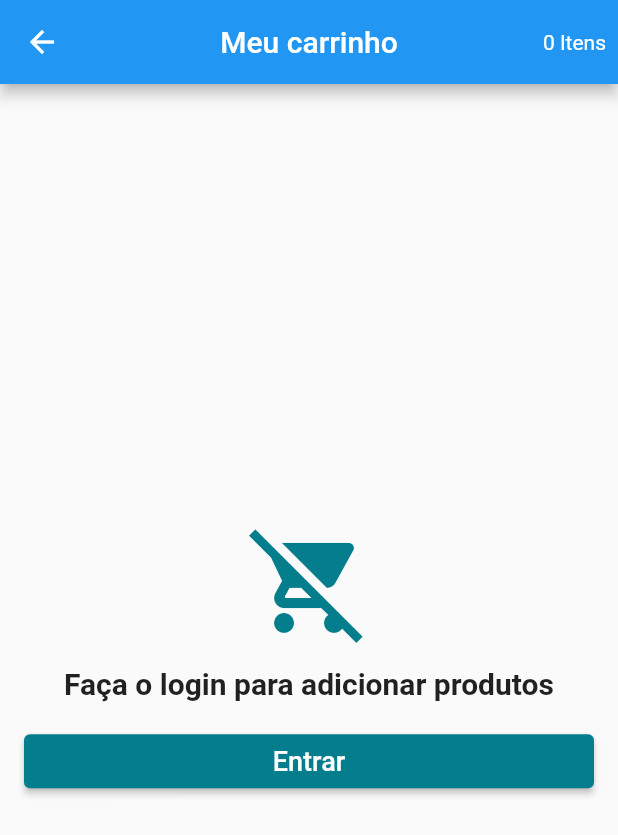
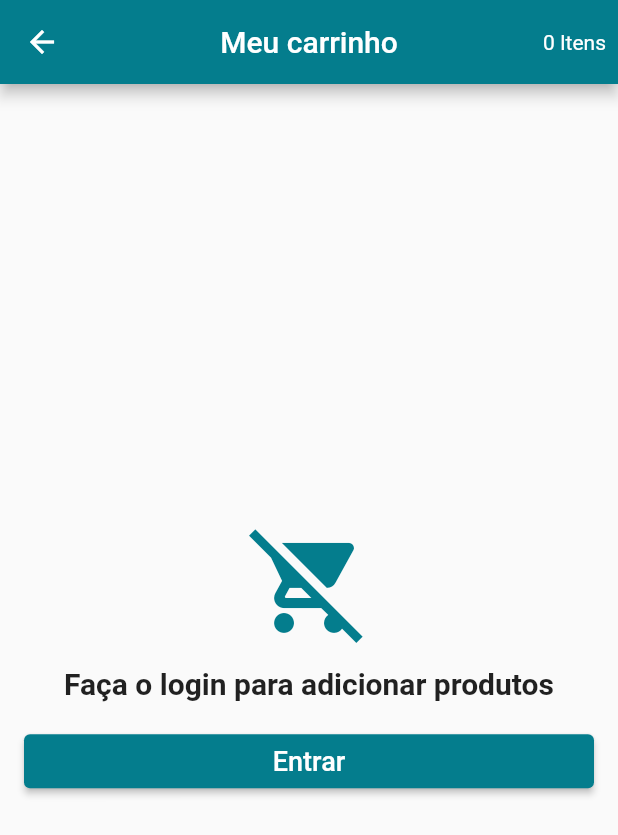
Before and after one commit to felipesouza91/flutter-store, a Flutter app: the CartScreen screen opened directly, on a phone screen of 412 x 824 dp. Shown: the top 835 px of the screen. Run offline on Flutter 3.47's test engine with Material 2 defaults, Android fonts, the phone set to English and light mode, and no system bars; our stand-ins replace carousel_slider, cloud_firestore, firebase_auth, firebase_core, transparent_image; accounts and stored records are empty.

```diff
--- /dev/null
+++ b/lib/componetns/required_login.dart
@@ -0,0 +1,49 @@
+import 'package:flutter/material.dart';
+import 'package:store/screens/login_screen.dart';
+
+class RequiredLogin extends StatelessWidget {
+  const RequiredLogin({Key? key, required this.description, required this.icon})
+      : super(key: key);
+  final String description;
+  final IconData icon;
+  @override
+  Widget build(BuildContext context) {
+    return Container(
+      padding: EdgeInsets.all(16),
+      child: Column(
+        crossAxisAlignment: CrossAxisAlignment.stretch,
+        mainAxisAlignment: MainAxisAlignment.center,
+        children: [
+          Icon(
+            icon,
+            size: 80,
+            color: Theme.of(context).primaryColor,
+          ),
+          Padding(
+            padding: EdgeInsets.symmetric(vertical: 16),
+            child: Text(
+              description,
+              textAlign: TextAlign.center,
+              style: TextStyle(fontSize: 20, fontWeight: FontWeight.bold),
+            ),
+          ),
+          ElevatedButton(
+            onPressed: () {
+              Navigator.of(context).push(MaterialPageRoute(
+                builder: (context) => LoginScreen(),
+              ));
+            },
+            style: ButtonStyle(
+              backgroundColor:
+                  MaterialStateProperty.all(Theme.of(context).primaryColor),
+            ),
+            child: Text(
+              "Entrar",
+              style: TextStyle(fontSize: 18, color: Colors.white),
+            ),
+          )
+        ],
+      ),
+    );
+  }
+}
--- a/lib/datas/cart_product.dart
+++ b/lib/datas/cart_product.dart
@@ -12,12 +12,13 @@ class CartProduct {
   CartProduct(this.category, this.productData, this.productId, this.quantity,
       this.size);
 
-  CartProduct.fromDocument(DocumentSnapshot<Map<String, dynamic>> document)
+  CartProduct.fromDocument(QueryDocumentSnapshot<Map<String, dynamic>> document)
       : id = document.id,
-        category = document.data()!['category'],
-        productId = document.data()!['productId'],
-        quantity = document.data()!["quantity"],
-        size = document.data()!["size"];
+        category = document.data()['category'],
+        productId = document.data()['productId'],
+        //productData = Product.fromDocument(document.data()['productData']),
+        quantity = document.data()["quantity"],
+        size = document.data()["size"];
 
   Map<String, dynamic> toMap() {
     return {
@@ -25,7 +26,7 @@ class CartProduct {
       "productId": productId,
       "quantity": quantity,
       "size": size,
-      //"productData": productData.toResumeMap()
+      "productData": productData!.toResumeMap()
     };
   }
 }
--- a/lib/datas/product.dart
+++ b/lib/datas/product.dart
@@ -20,7 +20,6 @@ class Product {
   Map<String, dynamic> toResumeMap() {
     return {
       "title": title,
-      "description": description,
       "price": price,
     };
   }
--- a/lib/screens/cart_screen.dart
+++ b/lib/screens/cart_screen.dart
@@ -3,9 +3,10 @@ import 'package:scoped_model/scoped_model.dart';
 import 'package:store/componetns/cart_product_tile.dart';
 import 'package:store/componetns/cart_resume.dart';
 import 'package:store/componetns/discount_cart.dart';
+import 'package:store/componetns/required_login.dart';
 import 'package:store/componetns/ship_card.dart';
 import 'package:store/models/cart_model.dart';
-import 'package:store/screens/login_screen.dart';
+import 'package:store/screens/order_screen.dart';
 
 class CartScreen extends StatelessWidget {
   const CartScreen({Key? key}) : super(key: key);
@@ -15,6 +16,7 @@ class CartScreen extends StatelessWidget {
     return Scaffold(
       appBar: AppBar(
         title: Text("Meu carrinho"),
+        backgroundColor: Theme.of(context).primaryColor,
         centerTitle: true,
         actions: [
           Container(
@@ -34,43 +36,9 @@ class CartScreen extends StatelessWidget {
           if (model.isLoading && model.user.isLoggedIn()) {
             return Center(child: CircularProgressIndicator());
           } else if (!model.user.isLoggedIn()) {
-            return Container(
-              padding: EdgeInsets.all(16),
-              child: Column(
-                crossAxisAlignment: CrossAxisAlignment.stretch,
-                mainAxisAlignment: MainAxisAlignment.center,
-                children: [
-                  Icon(
-                    Icons.remove_shopping_cart,
-                    size: 80,
-                    color: Theme.of(context).primaryColor,
-                  ),
-                  Padding(
-                    padding: EdgeInsets.symmetric(vertical: 16),
-                    child: Text(
-                      "Faça o login para adicionar produtos",
-                      textAlign: TextAlign.center,
-                      style:
-                          TextStyle(fontSize: 20, fontWeight: FontWeight.bold),
-                    ),
-                  ),
-                  ElevatedButton(
-                    onPressed: () {
-                      Navigator.of(context).push(MaterialPageRoute(
-                        builder: (context) => LoginScreen(),
-                      ));
-                    },
-                    style: ButtonStyle(
-                      backgroundColor: MaterialStateProperty.all(
-                          Theme.of(context).primaryColor),
-                    ),
-                    child: Text(
-                      "Entrar",
-                      style: TextStyle(fontSize: 18, color: Colors.white),
-                    ),
-                  )
-                ],
-              ),
+            return RequiredLogin(
+              description: "Faça o login para adicionar produtos",
+              icon: Icons.remove_shopping_cart,
             );
           } else if (model.products == null || model.products.isEmpty) {
             return Center(
@@ -93,7 +61,18 @@ class CartScreen extends StatelessWidget {
                 DiscountCart(),
                 ShippingCard(),
                 CartResume(
-                  buy: () {},
+                  buy: () async {
+                    print("Arqui");
+                    String? orderId = await model.finishOrder();
+                    print(orderId);
+                    if (orderId != null) {
+                      Navigator.of(context).pushReplacement(
+                        MaterialPageRoute(
+                          builder: (context) => OrderScreen(orderId: orderId),
+                        ),
+                      );
+                    }
+                  },
                 )
               ],
             );
--- a/lib/screens/product_screen.dart
+++ b/lib/screens/product_screen.dart
@@ -5,6 +5,7 @@ import 'package:store/datas/cart_product.dart';
 import 'package:store/datas/product.dart';
 import 'package:store/models/cart_model.dart';
 import 'package:store/models/user_model.dart';
+import 'package:store/screens/cart_screen.dart';
 import 'package:store/screens/login_screen.dart';
 
 class ProductScreen extends StatefulWidget {
@@ -171,6 +172,8 @@ class _ProductScreenState extends State<ProductScreen> {
                           var cartProduct = CartProduct(product.category!,
                               product, product.id, 1, _size!);
                           CartModel.of(context).addCartItem(cartProduct);
+                          Navigator.of(context).push(MaterialPageRoute(
+                              builder: (context) => CartScreen()));
                         } else {
                           null;
                         }
```
Also changed, not shown: lib/componetns/order_title.dart (added, +116 -0 lines), lib/componetns/store_tile.dart (added, +52 -0 lines), lib/models/cart_model.dart (+43 -2 lines), lib/screens/home.dart (+20 -0 lines), lib/screens/order_screen.dart (added, +37 -0 lines), lib/screens/tab/orders_tab.dart (added, +41 -0 lines), lib/screens/tab/store_tab.dart (added, +27 -0 lines), lib/datas/product_resume.dart (added).
